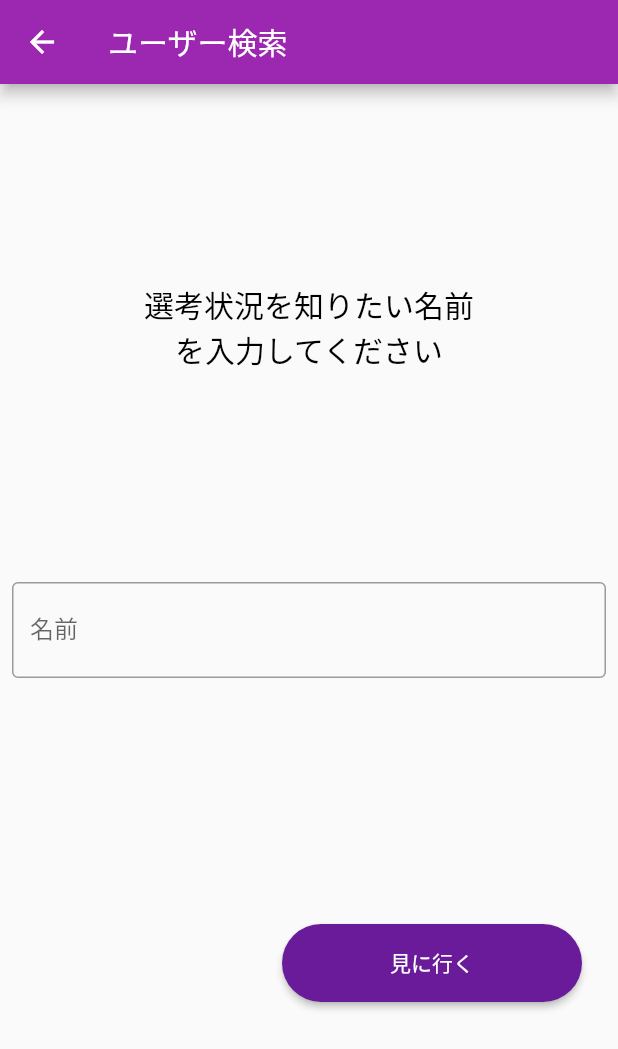
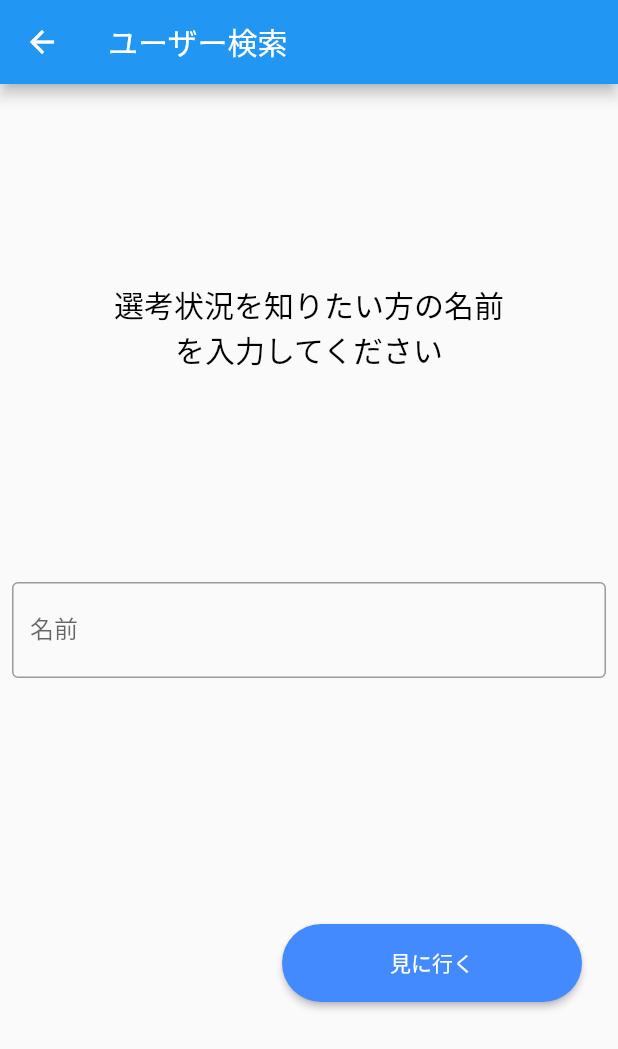
Before and after one commit to momomomo111/job_hanting_app, a Flutter app: the screen it shows after launch, after a tap on "閲覧する方はこちらから", on a phone screen of 412 x 824 dp. Shown: the top 1049 px of the screen. Run offline on Flutter 3.47's test engine with Material 2 defaults, Android fonts, the phone set to English and light mode, and no system bars; our stand-ins replace cloud_firestore, firebase_auth, firebase_core, get, google_fonts, google_sign_in; accounts and stored records are empty.

Commit message:
[update] Modification of theme colors, etc.
テーマカラーなどの修正

```diff
--- a/lib/main.dart
+++ b/lib/main.dart
@@ -25,7 +25,8 @@ void main() async {
 
   runApp(GetMaterialApp(
     theme: ThemeData(
-      primarySwatch: Colors.purple,
+      primarySwatch: Colors.blue,
+      primaryColor: Colors.blueAccent,
       textTheme: GoogleFonts.mPlusRounded1cTextTheme(),
     ),
     initialRoute: '/title',
--- a/lib/view/auth_screen.dart
+++ b/lib/view/auth_screen.dart
@@ -12,7 +12,7 @@ class AuthScreen extends StatelessWidget {
       body: Center(
         child: SizedBox(
           width: 200,
-          height: 52,
+          height: 80,
           child: ElevatedButton(
             onPressed: () {
               _authController.signInWithGoogle();
@@ -23,7 +23,7 @@ class AuthScreen extends StatelessWidget {
               style: TextStyle(color: Colors.white),
             ),
             style: ElevatedButton.styleFrom(
-              primary: Colors.purple[800],
+              primary: Theme.of(context).primaryColor,
               shape: const StadiumBorder(),
             ),
           ),
--- a/lib/view/company_add_screen.dart
+++ b/lib/view/company_add_screen.dart
@@ -51,7 +51,7 @@ class CompanyAddScreen extends StatelessWidget {
                     style: TextStyle(color: Colors.white),
                   ),
                   style: ElevatedButton.styleFrom(
-                    primary: Colors.purple[800],
+                    primary: Theme.of(context).primaryColor,
                     shape: const StadiumBorder(),
                   ),
                 ),
--- a/lib/view/process_list_screen.dart
+++ b/lib/view/process_list_screen.dart
@@ -147,6 +147,7 @@ class ProcessListScreen extends StatelessWidget {
       floatingActionButton: Visibility(
         visible: _userController.userType.value == UserType.student,
         child: FloatingActionButton.large(
+          backgroundColor: Theme.of(context).primaryColor,
           onPressed: () {
             Get.toNamed('/company-add');
           },
--- a/lib/view/title_screen.dart
+++ b/lib/view/title_screen.dart
@@ -14,7 +14,7 @@ class TitleScreen extends StatelessWidget {
           mainAxisAlignment: MainAxisAlignment.spaceEvenly,
           children: <Widget>[
             const Text(
-              "浅沼元晴の\n選考企業一覧",
+              "My就活状況共有アプリ",
               textAlign: TextAlign.center,
               style: TextStyle(fontSize: 34),
             ),
@@ -23,6 +23,7 @@ class TitleScreen extends StatelessWidget {
               children: [
                 SizedBox(
                   width: 300,
+                  height: 52,
                   child: ElevatedButton(
                     onPressed: () {
                       _userController.setOther();
@@ -33,7 +34,7 @@ class TitleScreen extends StatelessWidget {
                       style: TextStyle(color: Colors.white),
                     ),
                     style: ElevatedButton.styleFrom(
-                      primary: Colors.purple[800],
+                      primary: Theme.of(context).primaryColor,
                       shape: const StadiumBorder(),
                     ),
                   ),
@@ -43,6 +44,7 @@ class TitleScreen extends StatelessWidget {
                 ),
                 SizedBox(
                   width: 300,
+                  height: 52,
                   child: ElevatedButton(
                     onPressed: () {
                       _userController.setStudent();
@@ -53,7 +55,7 @@ class TitleScreen extends StatelessWidget {
                       style: TextStyle(color: Colors.white),
                     ),
                     style: ElevatedButton.styleFrom(
-                      primary: Colors.purple[800],
+                      primary: Theme.of(context).primaryColor,
                       shape: const StadiumBorder(),
                     ),
                   ),
--- a/lib/view/user_select_screen.dart
+++ b/lib/view/user_select_screen.dart
@@ -15,7 +15,7 @@ class UserSelectScreen extends StatelessWidget {
         mainAxisAlignment: MainAxisAlignment.spaceEvenly,
         children: [
           const Text(
-            "選考状況を知りたい名前\nを入力してください",
+            "選考状況を知りたい方の名前\nを入力してください",
             textAlign: TextAlign.center,
             style: TextStyle(
               color: Colors.black,
@@ -51,7 +51,7 @@ class UserSelectScreen extends StatelessWidget {
                     style: TextStyle(color: Colors.white),
                   ),
                   style: ElevatedButton.styleFrom(
-                    primary: Colors.purple[800],
+                    primary: Theme.of(context).primaryColor,
                     shape: const StadiumBorder(),
                   ),
                 ),
```
Also changed, not shown: lib/view/process_select_screen.dart (+3 -11 lines).
